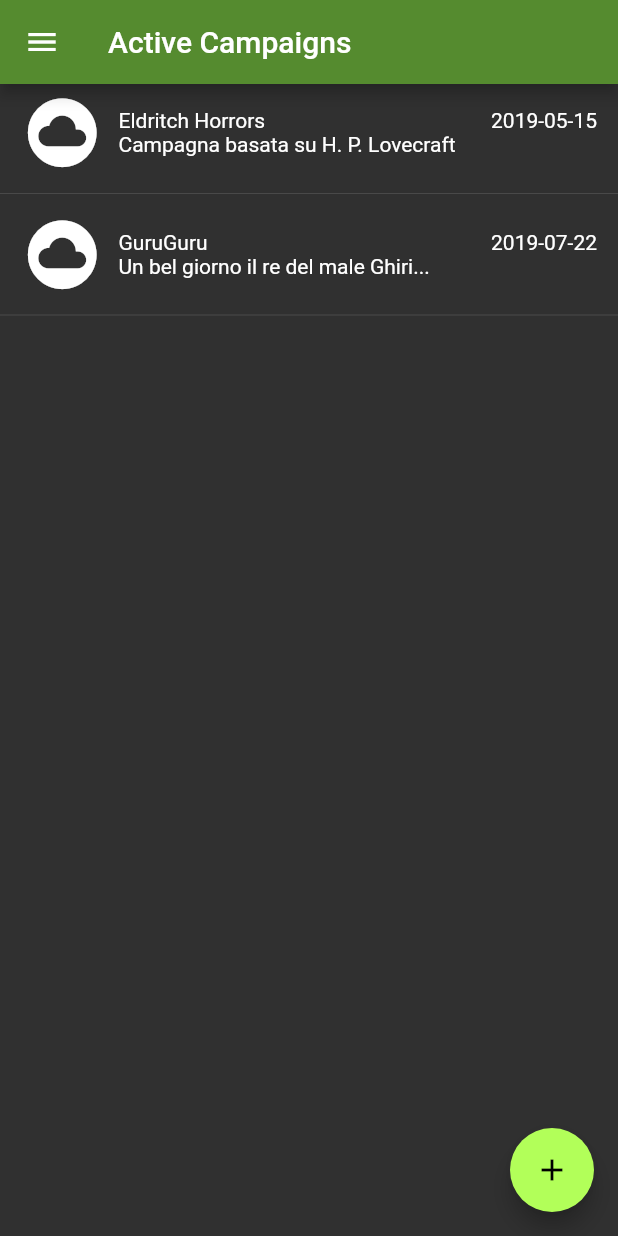
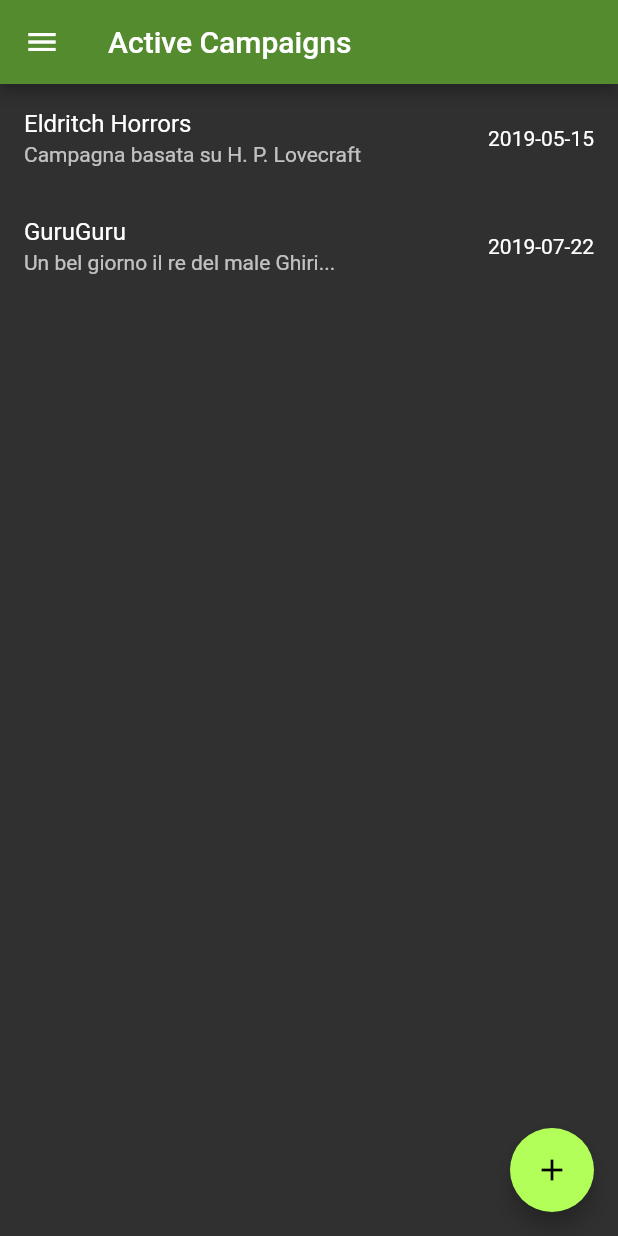
Before and after one commit to LukeDS-it/eternal-light-tome, a Flutter app: the screen it shows after launch, on a phone screen of 412 x 824 dp. Run offline on Flutter 3.47's test engine with Material 2 defaults, Android fonts, the phone set to English and light mode, and no system bars; Roboto replaces fonts that are missing (Hind, Montserrat).

```diff
--- a/lib/it/ldsoftware/elt/ui/campaigns-view.dart
+++ b/lib/it/ldsoftware/elt/ui/campaigns-view.dart
@@ -1,7 +1,6 @@
+import 'package:elt/it/ldsoftware/elt/ui/story-view.dart';
 import 'package:elt/it/ldsoftware/elt/ui/view-model.dart';
 import 'package:flutter/material.dart';
-
-import 'list-element.dart';
 
 class CampaignsView extends StatefulWidget {
   @override
@@ -44,8 +43,17 @@ class _CampaignsState extends State<CampaignsView> {
           itemCount: _campaigns.length,
           itemBuilder: (context, position) {
             var campaign = _campaigns[position];
-            return ListElement(
-                campaign.title, campaign.description, campaign.startDate);
+            return ListTile(
+              title: Text(campaign.title),
+              subtitle: Text(campaign.description),
+              trailing: Text(campaign.startDate),
+              onTap: () {
+                Navigator.push(
+                    context,
+                    MaterialPageRoute(
+                        builder: (context) => StoryView(campaign.title)));
+              },
+            );
           }),
       floatingActionButton: FloatingActionButton(
         onPressed: () {
--- a/lib/it/ldsoftware/elt/ui/list-element.dart
+++ /dev/null
@@ -1,47 +0,0 @@
-import 'package:flutter/material.dart';
-
-class ListElement extends Column {
-  ListElement(String title, String subtitle, String date)
-      : super(children: <Widget>[
-          Padding(
-            padding:
-                EdgeInsets.only(left: 14.0, right: 14.0, top: 5.0, bottom: 5.0),
-            child: Row(
-              crossAxisAlignment: CrossAxisAlignment.center,
-              children: <Widget>[
-                Icon(
-                  Icons.cloud_circle,
-                  size: 55.0,
-                ),
-                Expanded(
-                  child: Padding(
-                    padding: const EdgeInsets.only(left: 10.0),
-                    child: Column(
-                      children: <Widget>[
-                        Row(
-                          mainAxisAlignment: MainAxisAlignment.spaceBetween,
-                          children: <Widget>[
-                            Text(title),
-                            Text(date),
-                          ],
-                        ),
-                        Row(
-                          crossAxisAlignment: CrossAxisAlignment.start,
-                          mainAxisAlignment: MainAxisAlignment.spaceBetween,
-                          children: <Widget>[
-                            Column(
-                              crossAxisAlignment: CrossAxisAlignment.start,
-                              children: <Widget>[Text(subtitle)],
-                            ),
-                          ],
-                        ),
-                      ],
-                    ),
-                  ),
-                ),
-              ],
-            ),
-          ),
-          Divider(),
-        ]);
-}
--- a/lib/it/ldsoftware/elt/ui/view-model.dart
+++ b/lib/it/ldsoftware/elt/ui/view-model.dart
@@ -17,8 +17,8 @@ class ChapterVM {
   List<String> quests;
   List<String> monsters;
 
-  ChapterVM(this.place, this.story, this.people, this.places, this.quests,
-      this.folks, this.monsters, this.items);
+  ChapterVM(this.place, this.story, [this.people, this.places, this.quests,
+      this.folks, this.monsters, this.items]);
 }
 
 class CharacterVM {
```
Also changed, not shown: lib/it/ldsoftware/elt/ui/common-components.dart (added, +70 -0 lines), lib/it/ldsoftware/elt/ui/story-view.dart (+75 -0 lines).
